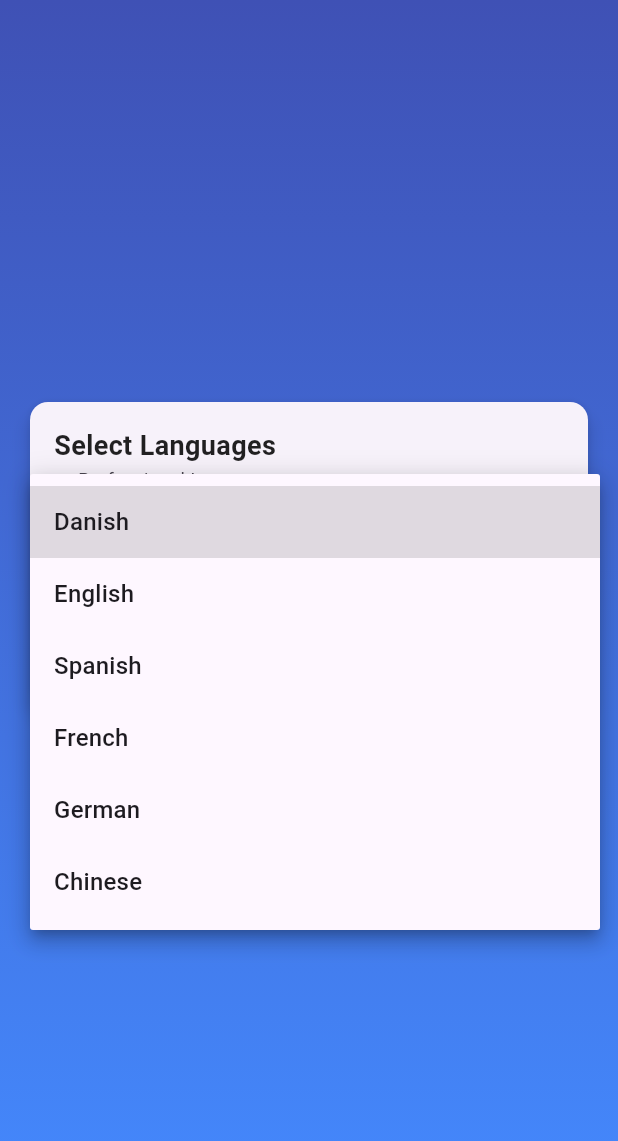
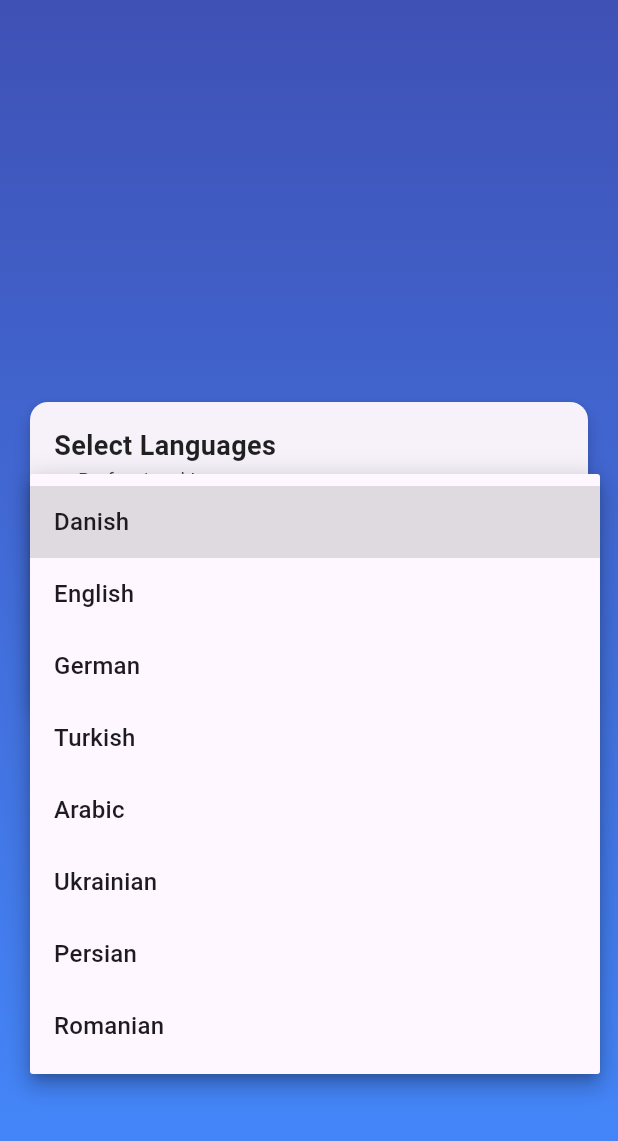
Before and after one commit to Neural-Consulting/Medical-Interpreter-FE, a Flutter app: the screen it shows after launch, after a tap on "Danish", on a phone screen of 412 x 824 dp. Shown: the top 1141 px of the screen. Run offline on Flutter 3.47's test engine with Material 3 defaults, Android fonts, the phone set to English and light mode, and no system bars; missing offline and left inert: dart:html, flutter_sound; network calls fail.

Commit message:
add frontend code

```diff
--- a/lib/feedback.dart
+++ b/lib/feedback.dart
@@ -5,7 +5,7 @@ import 'dart:convert';
 class FeedbackScreen extends StatefulWidget {
   final String conversationId;
 
-  const FeedbackScreen({Key? key, required this.conversationId}) : super(key: key);
+  const FeedbackScreen({super.key, required this.conversationId});
 
   @override
   _FeedbackScreenState createState() => _FeedbackScreenState();
--- a/lib/main.dart
+++ b/lib/main.dart
@@ -9,7 +9,7 @@ void main() {
 }
 
 class TranslationApp extends StatelessWidget {
-  const TranslationApp({Key? key}) : super(key: key);
+  const TranslationApp({super.key});
 
   @override
   Widget build(BuildContext context) {
@@ -30,7 +30,7 @@ class TranslationApp extends StatelessWidget {
 }
 
 class StartConversationScreen extends StatefulWidget {
-  const StartConversationScreen({Key? key}) : super(key: key);
+  const StartConversationScreen({super.key});
 
   @override
   _StartConversationScreenState createState() => _StartConversationScreenState();
@@ -39,7 +39,7 @@ class StartConversationScreen extends StatefulWidget {
 class _StartConversationScreenState extends State<StartConversationScreen> {
   String professionalLanguage = 'Danish';
   String patientLanguage = 'English';
-  final List<String> languages = ['Danish', 'English', 'Spanish', 'French', 'German', 'Chinese'];
+  final List<String> languages = ['Danish', 'English', 'German', 'Turkish', 'Arabic', 'Ukrainian', 'Persian', 'Romanian'];
   String? conversationId;
 
   Future<void> startConversation() async {
```
Also changed, not shown: lib/conversation.dart (+44 -5 lines).
